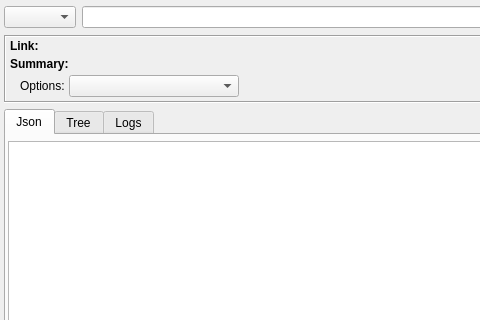
This is gui/src/tools/RawOsint.ui in 3nock/OTE as Qt 5 draws it before an edit; both pictures show x 0 to 480 and y 0 to 320 of the 671 by 516 pixel window. The edited form follows.
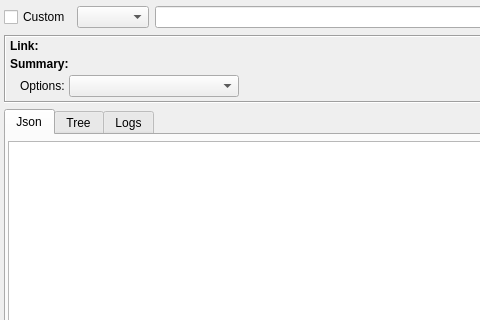
This is the edited form.

Commit message: refactoring Osint engine and modules...

The edit to the form file:
```diff
--- a/gui/src/tools/RawOsint.ui
+++ b/gui/src/tools/RawOsint.ui
@@ -28,6 +28,13 @@
    </property>
    <item>
     <layout class="QHBoxLayout" name="horizontalLayout">
+     <item>
+      <widget class="QCheckBox" name="checkBox">
+       <property name="text">
+        <string>Custom</string>
+       </property>
+      </widget>
+     </item>
      <item>
       <widget class="QComboBox" name="comboBoxModule"/>
      </item>
```
The commit also changes 91 other files.
